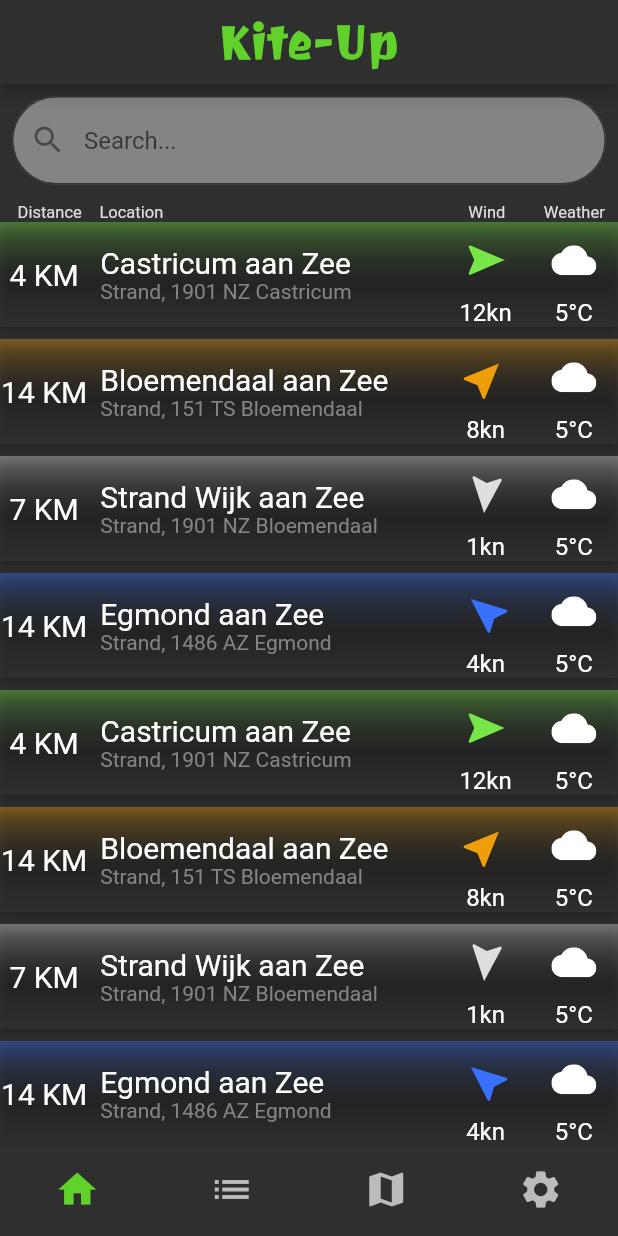
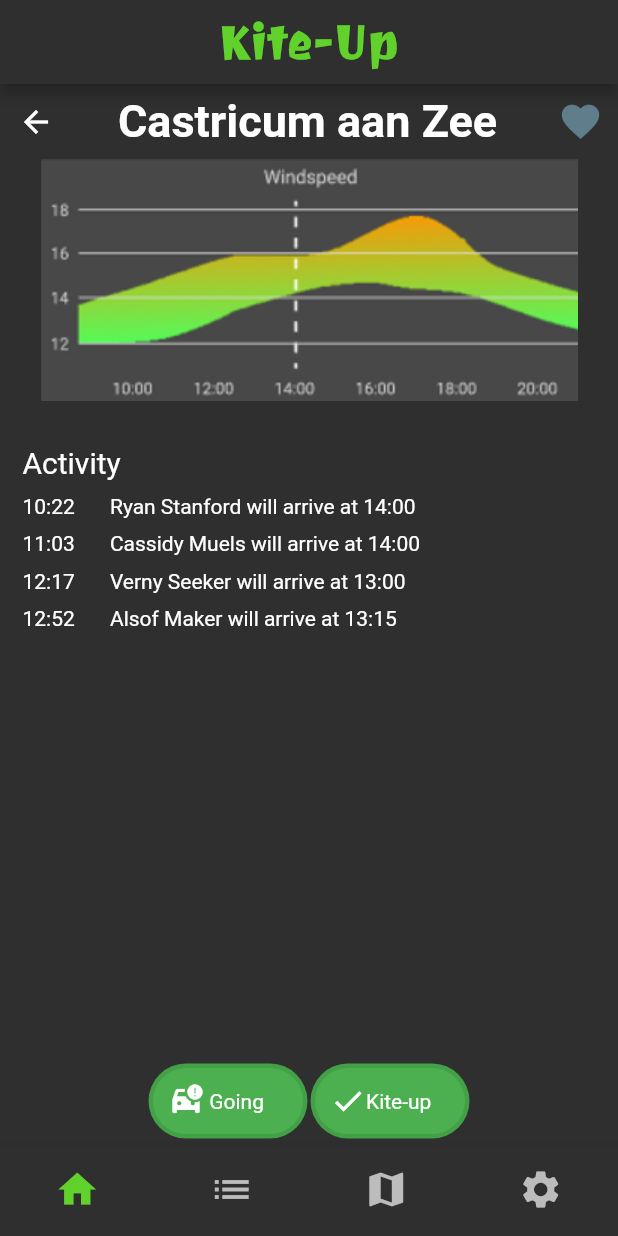
Before and after one commit to KevinBreurken/HvA-Project-MAD-Kite, a Flutter app: the screen it shows after launch, after a tap on an icon or button, on a phone screen of 412 x 824 dp. Run offline on Flutter 3.47's test engine with Material 2 defaults, Android fonts, the phone set to English and light mode, and no system bars; our stand-ins replace flutter_rating_bar, flutter_svg, shared_preferences, stop_watch_timer.

Commit message:
Location info page working
List page is working with the location info page and the kiteup status page.

```diff
--- a/lib/main.dart
+++ b/lib/main.dart
@@ -8,6 +8,7 @@ import 'package:kiteup/notifiers/notifier_selected_location.dart';
 
 import 'package:kiteup/page/location_list_page.dart';
 import 'package:kiteup/page/kiteup_status_page.dart';
+import 'package:kiteup/page/location_state_manager.dart';
 import 'package:kiteup/page/map_page.dart';
 import 'package:kiteup/page/my_sessions_page.dart';
 import 'package:kiteup/page/settings_page.dart';
@@ -60,7 +61,7 @@ class _MyHomePageState extends State<MyHomePage> {
   @override
   Widget build(BuildContext context) {
     final screens = [
-      LocationListPage(),
+      LocationStateManager(callbackSetState),
       MySessionsPage(),
       MapPage(),
       SettingsPage()
@@ -101,4 +102,12 @@ class _MyHomePageState extends State<MyHomePage> {
       ),
     );
   }
+
+  void callbackSetState(newIndex) {
+    setState(() {
+      currentIndex = newIndex;
+    });
+  }
+
+
 }
--- a/lib/notifiers/notifier_selected_location.dart
+++ b/lib/notifiers/notifier_selected_location.dart
@@ -1,14 +1,16 @@
 import 'package:flutter/cupertino.dart';
 
+import '../dummy data/locations.dart';
+
 class SelectedLocationNotifier extends ChangeNotifier {
-  String _currentLocation = 'Castricum aan zee';
+  Location? _selectedLocation;
   SelectedLocationNotifier();
 
-  String get currentLocation => _currentLocation;
+  Location get selectedLocation => _selectedLocation!;
 
-  updateLocation(String value) {
-    if (value != _currentLocation) {
-      _currentLocation = value;
+  updateSelectedLocation(Location location){
+    if (location != _selectedLocation) {
+      _selectedLocation = location;
       notifyListeners();
     }
   }
--- /dev/null
+++ b/lib/page/location_info_place.dart
@@ -0,0 +1,221 @@
+import 'package:flutter/material.dart';
+import 'package:kiteup/constants.dart';
+import 'package:kiteup/notifiers/notifier_kiteup_status.dart';
+import 'package:provider/provider.dart';
+import 'package:shared_preferences/shared_preferences.dart';
+
+import '../notifiers/notifier_selected_location.dart';
+import '../widgets/modals/modal_session.dart';
+import '../widgets/modals/modal_session_data.dart';
+
+class KiteupLocationPage extends StatefulWidget {
+
+  KiteupLocationPage();
+
+  @override
+  _LocationInfoPageState createState() => _LocationInfoPageState();
+}
+
+class _LocationInfoPageState extends State<KiteupLocationPage> {
+  TimeOfDay selectedTime = TimeOfDay.now();
+  String goingText = " Going";
+
+  _LocationInfoPageState();
+
+  setGoingText(String text){
+    setState(() {
+      goingText = text;
+    });
+  }
+
+  @override
+	Widget build(BuildContext context) {
+
+    final _selectedLocationNotifier =
+        Provider.of<SelectedLocationNotifier>(context);
+
+    final _kiteupStatusNotifier =
+        Provider.of<KiteupStatusNotifier>(context);
+
+    return Scaffold(
+		appBar: null,
+		body: Scaffold(
+				backgroundColor: DARK_BACKGROUND_PRIMARY,
+				body: Column(
+					children: [
+						Row(
+              mainAxisAlignment: MainAxisAlignment.spaceBetween,
+							children: [
+                if (goingText == " Going") BackButton(color: Colors.white, onPressed: () => {
+                  Navigator.pop(context)})
+                else Container(),
+								Text(
+									_selectedLocationNotifier.selectedLocation.locationName,
+									style: TextStyle(
+									color: DARK_PRIMARY_TEXT,
+									fontSize: 30,
+									fontWeight: FontWeight.bold)
+								),
+                Container(
+                  margin: const EdgeInsets.all(10),
+                  child: const Icon(
+                    Icons.favorite,
+                    size: 30.0,
+                    color: Colors.blueGrey,
+                    semanticLabel: 'Click to add to favorites',
+                  ),
+                ),
+							],
+						),
+						Image.asset('assets/graph.png'),
+            Align(
+              alignment: Alignment.centerLeft,
+              child: Container(
+                margin: const EdgeInsetsDirectional.fromSTEB(15, 30, 0, 0),
+                child: const Text(
+                  "Activity",
+                  style: TextStyle(
+                    color: Colors.white,
+                    fontSize: 20,
+                  )
+                )
+              )
+            ),
+            Expanded(
+              child: SizedBox(
+                height: 200,
+                child: ListView(
+                  padding: const EdgeInsetsDirectional.fromSTEB(15, 5, 0, 0),
+                  children: <Widget>[
+                    Container(
+                      height: 25,
+                      child: Center(child: Row(
+                        children: const [
+                          Text("10:22 ", style: TextStyle(color: Colors.white)),
+                          SizedBox(width: 20),
+                          Text("Ryan Stanford will arrive at 14:00", style: TextStyle(color: Colors.white)),
+                        ],
+                      )),
+                    ),
+                    Container(
+                      height: 25,
+                      child: Center(child: Row(
+                        children: const [
+                          Text("11:03 ", style: TextStyle(color: Colors.white)),
+                          SizedBox(width: 20),
+                          Text("Cassidy Muels will arrive at 14:00", style: TextStyle(color: Colors.white)),
+                        ],
+                      )),
+                    ),
+                    Container(
+                      height: 25,
+                      child: Center(child: Row(
+                        children: const [
+                          Text("12:17 ", style: TextStyle(color: Colors.white)),
+                          SizedBox(width: 20),
+                          Text("Verny Seeker will arrive at 13:00", style: TextStyle(color: Colors.white)),
+                        ],
+                      )),
+                    ),
+                    Container(
+                      height: 25,
+                      child: Center(child: Row(
+                        children: const [
+                          Text("12:52 ", style: TextStyle(color: Colors.white)),
+                          SizedBox(width: 20),
+                          Text("Alsof Maker will arrive at 13:15", style: TextStyle(color: Colors.white)),
+                        ],
+                      )),
+                    ),
+                  ],
+                )
+              )
+            ),
+            ButtonBar(
+              mainAxisSize: MainAxisSize.min,
+              buttonHeight: 10,
+              children: [
+                GestureDetector(
+                  onTap: () {
+                    _selectTime(context, _kiteupStatusNotifier);
+                  },
+                  child: Container(
+                    width: 100,
+                    decoration: BoxDecoration(
+                      borderRadius: BorderRadius.circular(30),
+                      color: Colors.green,
+                      boxShadow: [
+                        BoxShadow(color: Colors.green.shade600, spreadRadius: 3),
+                      ],
+                    ),
+                    padding: const EdgeInsets.all(10),
+                    child: Row(
+                      children: [
+                        const Icon(Icons.car_crash, color: Colors.white),
+                        Text('$goingText', style: const TextStyle(color: Colors.white)),
+                      ],
+                    ),
+                  ),
+                ),
+                GestureDetector(
+                  onTap: () async {
+                    var sessionData = await showDialog(
+                      context: context,
+                      builder: (context) {
+                        return ModalSession();
+                    });
+
+                    if (sessionData[0] != null &&
+                    sessionData[1] != null &&
+                    sessionData[2] != null) {
+                      var endDateTime = DateTime.now().add(Duration(seconds: sessionData[2]));
+                      var storage = await SharedPreferences.getInstance();
+                      await storage.setString('kiteup-status', 'Gear-Up');
+                      await storage.setString('kiteup-preparation-time', endDateTime.toString());
+                      await storage.setString('kiteup-board-data', boardSizes[sessionData[0]] + ', ' + boardTypes[sessionData[1]]);
+                      Navigator.pushNamed(context, 'kiteup_status_page');
+                    }
+                  },
+                  child: Container(
+                    width: 100,
+                    decoration: BoxDecoration(
+                      borderRadius: BorderRadius.circular(30),
+                      color: Colors.green,
+                      boxShadow: [
+                        BoxShadow(color: Colors.green.shade600, spreadRadius: 3),
+                      ],
+                    ),
+                    padding: const EdgeInsets.all(10),
+                    child: Row(
+                      children: [
+                        Icon(Icons.check, color: Colors.white),
+                        const Text("Kite-up", style: TextStyle(color: Colors.white)),
+                      ],
+                    ),
+                  ),
+                )
+              ],
+            )
+					]
+				),
+			)
+		);
+  }
+
+  _selectTime(BuildContext context, _kiteupStatusNotifier) async {
+      final TimeOfDay? timeOfDay = await showTimePicker(
+        context: context,
+        initialTime: selectedTime,
+        initialEntryMode: TimePickerEntryMode.dial,
+      );
+
+      if(timeOfDay != null && timeOfDay != selectedTime)
+        {
+          setGoingText(" " + timeOfDay.format(context));
+          _kiteupStatusNotifier.updateStatus("Traveling");
+        } else {
+          setGoingText(" Going");
+          _kiteupStatusNotifier.updateStatus("");
+        }
+  }
+}
--- a/lib/page/location_list_page.dart
+++ b/lib/page/location_list_page.dart
@@ -1,12 +1,18 @@
 import 'package:flutter/material.dart';
 import 'package:flutter_svg/svg.dart';
 import 'package:kiteup/dummy%20data/locations.dart';
+import 'package:kiteup/page/location_info_place.dart';
+import 'package:provider/provider.dart';
 import 'dart:math' as math;
 
 import '../constants.dart';
 import '../helpers/hexcolor.dart';
+import '../notifiers/notifier_selected_location.dart';
 
 class LocationListPage extends StatefulWidget {
+
+  LocationListPage();
+
   @override
   _LocationListPage createState() => _LocationListPage();
 }
@@ -17,7 +23,12 @@ class _LocationListPage extends State<LocationListPage> {
   final controller = TextEditingController();
 
   @override
-  Widget build(BuildContext context) => Scaffold(
+  Widget build(BuildContext context) {
+
+    final _selectedLocationNotifier =
+        Provider.of<SelectedLocationNotifier>(context);
+
+    return Scaffold(
       appBar: null,
       backgroundColor: DARK_BACKGROUND_PRIMARY,
       body: Column(
@@ -77,8 +88,8 @@ class _LocationListPage extends State<LocationListPage> {
 
                     return GestureDetector(
                       onTap: () {
-                        // LocationListPage.setLocationIndex(index);
-                        // this.widget.callBackSetState(1);
+                        _selectedLocationNotifier.updateSelectedLocation(location);
+                        Navigator.pushNamed(context, 'location_details');
                       },
                       child: Container(
                         width: MediaQuery.of(context).size.width,
@@ -249,8 +260,8 @@ class _LocationListPage extends State<LocationListPage> {
 
       )
 
-  );
-
+    );
+  }
 
   void searchSession(String query) {
     final suggestions = allLocations.where((session){
--- /dev/null
+++ b/lib/page/location_state_manager.dart
@@ -0,0 +1,35 @@
+import 'package:flutter/material.dart';
+import 'package:kiteup/page/kiteup_status_page.dart';
+import 'package:kiteup/page/location_info_place.dart';
+import 'package:kiteup/page/location_list_page.dart';
+
+class LocationStateManager extends StatefulWidget {
+  Function callbackSetState;
+
+  LocationStateManager(this.callbackSetState);
+
+  @override
+  _LocationStateManagerState createState() => _LocationStateManagerState(callbackSetState);
+}
+
+class _LocationStateManagerState extends State<LocationStateManager> {
+  Function callbackSetState;
+  int currentIndex = 0;
+
+  _LocationStateManagerState(this.callbackSetState);
+
+  @override
+  Widget build (BuildContext context) {
+    return Scaffold(
+      appBar: null,
+      body: Navigator(
+        onGenerateRoute: (settings) {
+          Widget page = LocationListPage();
+          if (settings.name == 'location_details') page = KiteupLocationPage();
+          if (settings.name == 'kiteup_status_page') page = KiteupStatusPage(callbackSetState);
+          return MaterialPageRoute(builder: (_) => page);
+        },
+      ),
+    );
+  }
+}
--- a/lib/widgets/modals/modal_template.dart
+++ b/lib/widgets/modals/modal_template.dart
@@ -32,7 +32,7 @@ class _ModalTemplateState extends State<ModalTemplate> {
         Container(
           height: 32,
           width: double.infinity,
-          child: Text(_selectedLocationNotifier.currentLocation,
+          child: Text(_selectedLocationNotifier.selectedLocation.locationName,
               style: TextStyle(color: PRIMARY, fontSize: 12)),
         ),
         if (widget.child != null) widget.child!,
--- a/pubspec.yaml
+++ b/pubspec.yaml
@@ -69,6 +69,7 @@ flutter:
     - assets/status_kitesurfing.svg
     - assets/location_item/weather_cloudy.svg
     - assets/location_item/wind_direction.svg
+    - assets/graph.png
 
   # An image asset can refer to one or more resolution-specific "variants", see
   # https://flutter.dev/assets-and-images/#resolution-aware.
```
Also changed, not shown: lib/page/kiteup_status_page.dart (+16 -63 lines), assets/graph.png (added), pubspec.lock.
